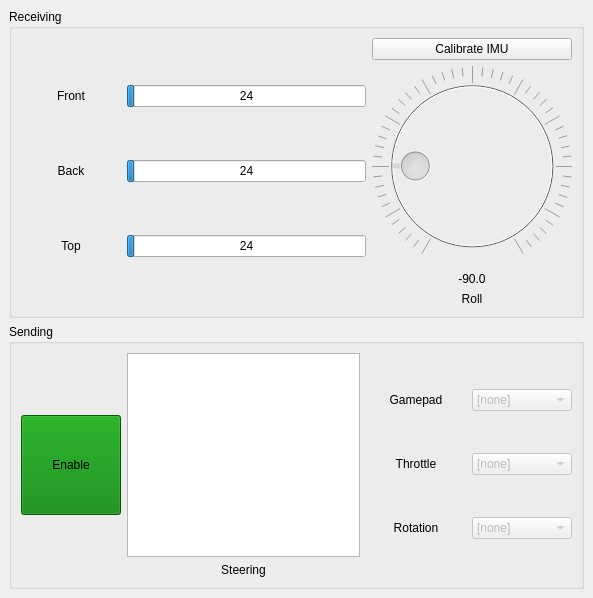
Above: src/rys_control/remote/src/UI/Layouts/RysRemoteMainWindowLayout.ui from GroupOfRobots/MiniRysV4ROS2 before the change. Below: the same form after it.
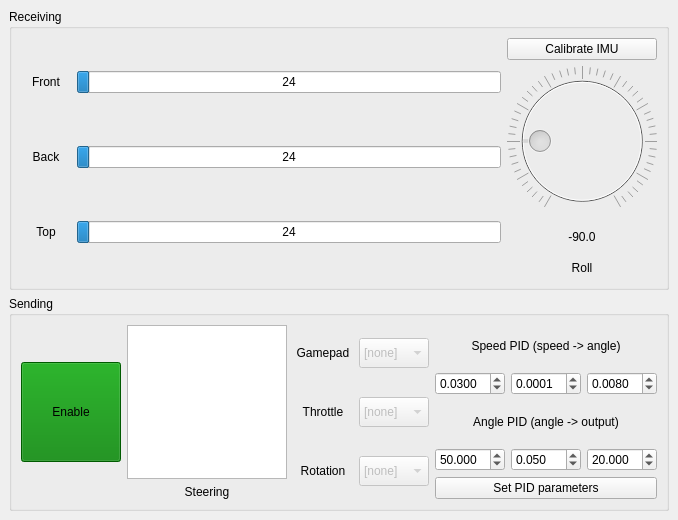
That is the form after the change.

Commit message: rys_remote: added PID settings spinboxes and button, added handlers etc

What changed in the file:
```diff
--- a/src/rys_control/remote/src/UI/Layouts/RysRemoteMainWindowLayout.ui
+++ b/src/rys_control/remote/src/UI/Layouts/RysRemoteMainWindowLayout.ui
@@ -6,8 +6,8 @@
    <rect>
     <x>0</x>
     <y>0</y>
-    <width>593</width>
-    <height>598</height>
+    <width>678</width>
+    <height>520</height>
    </rect>
   </property>
   <property name="windowTitle">
@@ -27,10 +27,16 @@
           <layout class="QHBoxLayout" name="horizontalLayout_8">
            <item>
             <widget class="QLabel" name="sonarFrontLabel">
+             <property name="sizePolicy">
+              <sizepolicy hsizetype="Minimum" vsizetype="Preferred">
+               <horstretch>0</horstretch>
+               <verstretch>0</verstretch>
+              </sizepolicy>
+             </property>
              <property name="minimumSize">
               <size>
-               <width>100</width>
-               <height>0</height>
+               <width>50</width>
+               <height>50</height>
               </size>
              </property>
              <property name="text">
@@ -69,10 +75,16 @@
           <layout class="QHBoxLayout" name="horizontalLayout_11">
            <item>
             <widget class="QLabel" name="sonarBackLabel">
+             <property name="sizePolicy">
+              <sizepolicy hsizetype="Minimum" vsizetype="Preferred">
+               <horstretch>0</horstretch>
+               <verstretch>0</verstretch>
+              </sizepolicy>
+             </property>
              <property name="minimumSize">
               <size>
-               <width>100</width>
-               <height>0</height>
+               <width>50</width>
+               <height>50</height>
               </size>
              </property>
              <property name="text">
@@ -111,10 +123,16 @@
           <layout class="QHBoxLayout" name="horizontalLayout_9">
            <item>
             <widget class="QLabel" name="sonarTopLabel">
+             <property name="sizePolicy">
+              <sizepolicy hsizetype="Minimum" vsizetype="Preferred">
+               <horstretch>0</horstretch>
+               <verstretch>0</verstretch>
+              </sizepolicy>
+             </property>
              <property name="minimumSize">
               <size>
-               <width>100</width>
-               <height>0</height>
+               <width>50</width>
+               <height>50</height>
               </size>
              </property>
              <property name="text">
@@ -167,8 +185,8 @@
            </property>
            <property name="minimumSize">
             <size>
-             <width>200</width>
-             <height>200</height>
+             <width>150</width>
+             <height>150</height>
             </size>
            </property>
            <property name="minimum">
@@ -208,6 +226,12 @@
          </item>
          <item>
           <widget class="QLabel" name="rollValueLabel">
+           <property name="minimumSize">
+            <size>
+             <width>50</width>
+             <height>30</height>
+            </size>
+           </property>
            <property name="text">
             <string>-90.0</string>
            </property>
@@ -218,6 +242,12 @@
          </item>
          <item>
           <widget class="QLabel" name="rollLabel">
+           <property name="minimumSize">
+            <size>
+             <width>0</width>
+             <height>20</height>
+            </size>
+           </property>
            <property name="text">
             <string>Roll</string>
            </property>
@@ -271,8 +301,8 @@
            </property>
            <property name="minimumSize">
             <size>
-             <width>200</width>
-             <height>200</height>
+             <width>150</width>
+             <height>150</height>
             </size>
            </property>
            <property name="sizeIncrement">
@@ -318,8 +348,8 @@
             <widget class="QLabel" name="gamepadComboBoxLabel">
              <property name="minimumSize">
               <size>
-               <width>100</width>
-               <height>0</height>
+               <width>60</width>
+               <height>50</height>
               </size>
              </property>
              <property name="text">
@@ -337,8 +367,8 @@
              </property>
              <property name="minimumSize">
               <size>
-               <width>100</width>
-               <height>0</height>
+               <width>70</width>
+               <height>30</height>
               </size>
              </property>
              <item>
@@ -356,8 +386,8 @@
             <widget class="QLabel" name="throttleComboBoxLabel">
              <property name="minimumSize">
               <size>
-               <width>100</width>
-               <height>0</height>
+               <width>60</width>
+               <height>50</height>
               </size>
              </property>
              <property name="text">
@@ -375,8 +405,8 @@
              </property>
              <property name="minimumSize">
               <size>
-               <width>100</width>
-               <height>0</height>
+               <width>70</width>
+               <height>30</height>
               </size>
              </property>
              <item>
@@ -419,8 +449,8 @@
             <widget class="QLabel" name="rotationComboBoxLabel">
              <property name="minimumSize">
               <size>
-               <width>100</width>
-               <height>0</height>
+               <width>60</width>
+               <height>50</height>
               </size>
              </property>
              <property name="text">
@@ -438,8 +468,8 @@
              </property>
              <property name="minimumSize">
               <size>
-               <width>100</width>
-               <height>0</height>
+               <width>70</width>
+               <height>30</height>
               </size>
              </property>
              <item>
@@ -478,6 +508,153 @@
          </item>
         </layout>
        </item>
+       <item>
+        <layout class="QVBoxLayout" name="verticalLayout">
+         <item>
+          <widget class="QLabel" name="speedPIDLabel">
+           <property name="minimumSize">
+            <size>
+             <width>100</width>
+             <height>30</height>
+            </size>
+           </property>
+           <property name="text">
+            <string>Speed PID (speed -&gt; angle)</string>
+           </property>
+           <property name="alignment">
+            <set>Qt::AlignCenter</set>
+           </property>
+          </widget>
+         </item>
+         <item>
+          <layout class="QHBoxLayout" name="speedPIDHorizontalLayout">
+           <item>
+            <widget class="QDoubleSpinBox" name="speedPSpinBox">
+             <property name="minimumSize">
+              <size>
+               <width>70</width>
+               <height>0</height>
+              </size>
+             </property>
+             <property name="decimals">
+              <number>4</number>
+             </property>
+             <property name="value">
+              <double>0.030000000000000</double>
+             </property>
+            </widget>
+           </item>
+           <item>
+            <widget class="QDoubleSpinBox" name="speedISpinBox">
+             <property name="minimumSize">
+              <size>
+               <width>70</width>
+               <height>0</height>
+              </size>
+             </property>
+             <property name="decimals">
+              <number>4</number>
+             </property>
+             <property name="value">
+              <double>0.000100000000000</double>
+             </property>
+            </widget>
+           </item>
+           <item>
+            <widget class="QDoubleSpinBox" name="speedDSpinBox">
+             <property name="minimumSize">
+              <size>
+               <width>70</width>
+               <height>0</height>
+              </size>
+             </property>
+             <property name="decimals">
+              <number>4</number>
+             </property>
+             <property name="value">
+              <double>0.008000000000000</double>
+             </property>
+            </widget>
+           </item>
+          </layout>
+         </item>
+         <item>
+          <widget class="QLabel" name="anglePIDLabel">
+           <property name="minimumSize">
+            <size>
+             <width>100</width>
+             <height>30</height>
+            </size>
+           </property>
+           <property name="text">
+            <string>Angle PID (angle -&gt; output)</string>
+           </property>
+           <property name="alignment">
+            <set>Qt::AlignCenter</set>
+           </property>
+          </widget>
+         </item>
+         <item>
+          <layout class="QHBoxLayout" name="anglePIDHorizontalLayout">
+           <item>
+            <widget class="QDoubleSpinBox" name="anglePSpinBox">
+             <property name="minimumSize">
+              <size>
+               <width>70</width>
+               <height>0</height>
+              </size>
+             </property>
+             <property name="decimals">
+              <number>3</number>
+             </property>
+             <property name="value">
+              <double>50.000000000000000</double>
+             </property>
+            </widget>
+           </item>
+           <item>
+            <widget class="QDoubleSpinBox" name="angleISpinBox">
+             <property name="minimumSize">
+              <size>
+               <width>70</width>
+               <height>0</height>
+              </size>
+             </property>
+             <property name="decimals">
+              <number>3</number>
+             </property>
+             <property name="value">
+              <double>0.050000000000000</double>
+             </property>
+            </widget>
+           </item>
+           <item>
+            <widget class="QDoubleSpinBox" name="angleDSpinBox">
+             <property name="minimumSize">
+              <size>
+               <width>70</width>
+               <height>0</height>
+              </size>
+             </property>
+             <property name="decimals">
+              <number>3</number>
+             </property>
+             <property name="value">
+              <double>20.000000000000000</double>
+             </property>
+            </widget>
+           </item>
+          </layout>
+         </item>
+         <item>
+          <widget class="QPushButton" name="setPIDsButton">
+           <property name="text">
+            <string>Set PID parameters</string>
+           </property>
+          </widget>
+         </item>
+        </layout>
+       </item>
       </layout>
      </widget>
     </item>
```
The commit also changes 3 other files.
